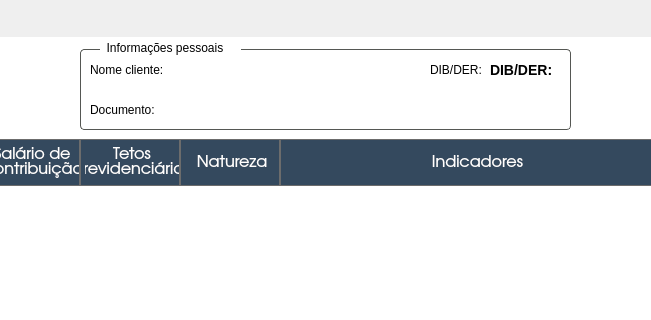
Old version of the form Telas/UI/tabCalculos.ui in the repository newprev/PrevCliente; both pictures show x 344 to 995 and y 0 to 320 of the 1195 by 611 pixel window.
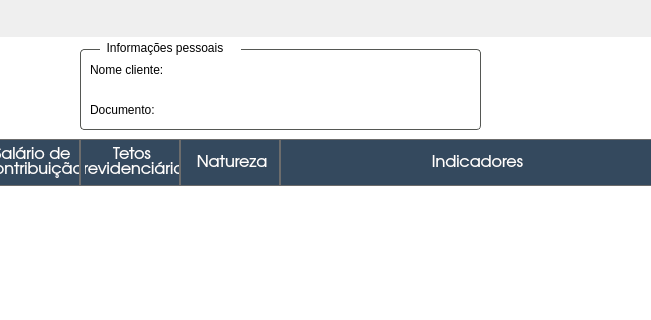
New version of the form. Icons and pictures are not drawn.

Patch:
```diff
--- a/Telas/UI/tabCalculos.ui
+++ b/Telas/UI/tabCalculos.ui
@@ -422,7 +422,7 @@
         <rect>
          <x>420</x>
          <y>10</y>
-         <width>491</width>
+         <width>401</width>
          <height>81</height>
         </rect>
        </property>
@@ -458,19 +458,6 @@
          <string>Documento:</string>
         </property>
        </widget>
-       <widget class="QLabel" name="lbInfoDibDer">
-        <property name="geometry">
-         <rect>
-          <x>350</x>
-          <y>10</y>
-          <width>51</width>
-          <height>21</height>
-         </rect>
-        </property>
-        <property name="text">
-         <string>DIB/DER:</string>
-        </property>
-       </widget>
        <widget class="QLabel" name="lbNome">
         <property name="geometry">
          <rect>
@@ -497,19 +484,6 @@
          <string/>
         </property>
        </widget>
-       <widget class="QLabel" name="lbDibDer">
-        <property name="geometry">
-         <rect>
-          <x>410</x>
-          <y>10</y>
-          <width>61</width>
-          <height>21</height>
-         </rect>
-        </property>
-        <property name="text">
-         <string>DIB/DER:</string>
-        </property>
-       </widget>
       </widget>
       <widget class="QLabel" name="lbInfoCabecalho">
        <property name="geometry">
```
Left out of the diff: 28 changed lines with no effect on the pictures.
